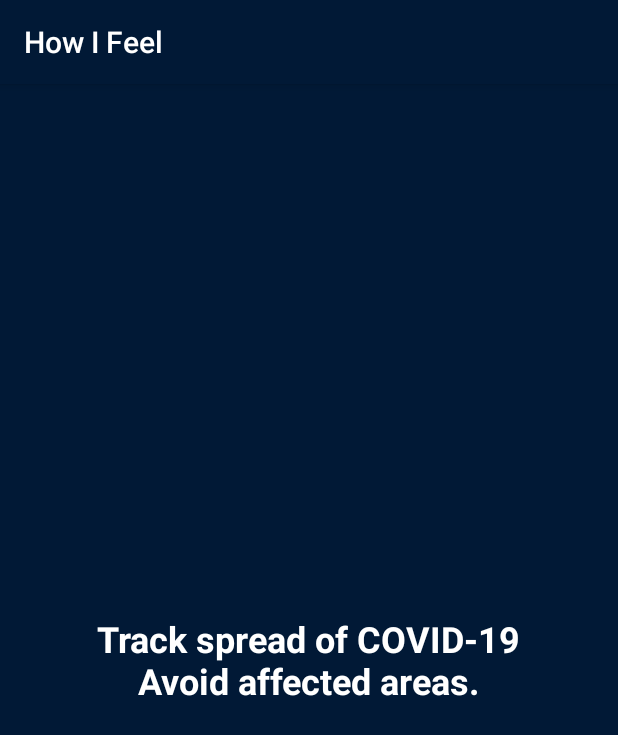
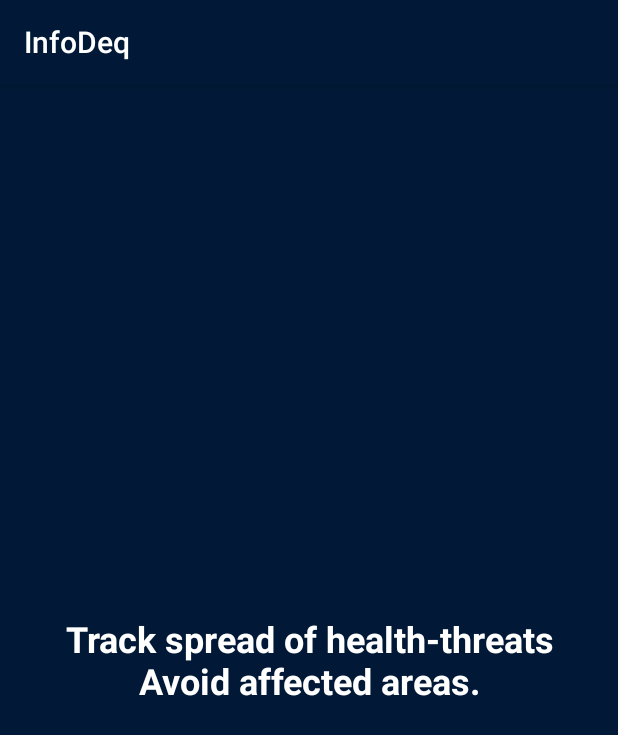
Before and after one commit to Infodeq/HowIFeel, an Android app: the fragment OnboardIntroFragment shown on its own in the app's theme, on a phone screen of 412 x 824 dp. Shown: the top 735 px of the screen. Run offline under Robolectric (Android 15) with nearby library versions, the phone set to English and light mode, and no system bars.

Commit message:
Remove corona reference. Change application ID

```diff
--- a/app/build.gradle
+++ b/app/build.gradle
@@ -10,11 +10,11 @@ android {
     compileSdkVersion 29
     buildToolsVersion "29.0.2"
     defaultConfig {
-        applicationId "com.slaw.howifeel"
+        applicationId "com.infodeq.android"
         minSdkVersion 19
         targetSdkVersion 29
-        versionCode 5
-        versionName "1.4"
+        versionCode 1
+        versionName "1.0"
         multiDexEnabled true
         testInstrumentationRunner "androidx.test.runner.AndroidJUnitRunner"
         def Properties properties = new Properties()
--- a/app/src/main/java/com/slaw/howifeel/ui/intro/IntroActivity.kt
+++ b/app/src/main/java/com/slaw/howifeel/ui/intro/IntroActivity.kt
@@ -2,7 +2,6 @@ package com.slaw.howifeel.ui.intro
 
 import android.os.Bundle
 import com.github.paolorotolo.appintro.AppIntro
-import com.jakewharton.retrofit2.adapter.rxjava2.HttpException
 import com.slaw.howifeel.data.DataManager
 import com.slaw.howifeel.ui.howyoufeeling.HowAreYouFeelingActivity
 import com.slaw.howifeel.ui.login.LoginFragment
@@ -31,7 +30,7 @@ class IntroActivity : AppIntro() {
             showPagerIndicator(true)
             showSeparator(true)
 
-            addSlide(CoronaIntroFragment())
+            addSlide(OnboardIntroFragment())
             addSlide(ProvideLocationFragment())
             addSlide(LoginFragment())
 
--- a/app/src/main/java/com/slaw/howifeel/ui/intro/CoronaIntroFragment.kt
+++ b/app/src/main/java/com/slaw/howifeel/ui/intro/OnboardIntroFragment.kt
@@ -1,15 +1,12 @@
 package com.slaw.howifeel.ui.intro
 
-import android.graphics.Color
 import android.os.Bundle
 import androidx.fragment.app.Fragment
 import android.view.LayoutInflater
 import android.view.View
 import android.view.ViewGroup
-import com.github.paolorotolo.appintro.ISlideBackgroundColorHolder
 
 import com.slaw.howifeel.R
-import kotlinx.android.synthetic.main.fragment_corona_intro.*
 
 // TODO: Rename parameter arguments, choose names that match
 // the fragment initialization parameters, e.g. ARG_ITEM_NUMBER
@@ -18,10 +15,10 @@ private const val ARG_PARAM2 = "param2"
 
 /**
  * A simple [Fragment] subclass.
- * Use the [CoronaIntroFragment.newInstance] factory method to
+ * Use the [OnboardIntroFragment.newInstance] factory method to
  * create an instance of this fragment.
  */
-class CoronaIntroFragment : Fragment() {
+class OnboardIntroFragment : Fragment() {
     // TODO: Rename and change types of parameters
     private var param1: String? = null
     private var param2: String? = null
@@ -39,7 +36,7 @@ class CoronaIntroFragment : Fragment() {
         savedInstanceState: Bundle?
     ): View? {
         // Inflate the layout for this fragment
-        return inflater.inflate(R.layout.fragment_corona_intro, container, false)
+        return inflater.inflate(R.layout.fragment_onboard_intro, container, false)
     }
 
     companion object {
@@ -49,12 +46,12 @@ class CoronaIntroFragment : Fragment() {
          *
          * @param param1 Parameter 1.
          * @param param2 Parameter 2.
-         * @return A new instance of fragment CoronaIntroFragment.
+         * @return A new instance of fragment .
          */
         // TODO: Rename and change types and number of parameters
         @JvmStatic
         fun newInstance(param1: String, param2: String) =
-            CoronaIntroFragment().apply {
+            OnboardIntroFragment().apply {
                 arguments = Bundle().apply {
                     putString(ARG_PARAM1, param1)
                     putString(ARG_PARAM2, param2)
--- a/app/src/main/res/layout/activity_login.xml
+++ b/app/src/main/res/layout/activity_login.xml
@@ -48,7 +48,7 @@
             android:textSize="24sp"
             android:background="@color/white"
             android:layout_height="wrap_content"
-            android:text="Just one last thing."
+            android:text="@string/just_one_last_thing"
             android:textColor="@color/colorPrimary"/>
         <LinearLayout
             android:layout_width="match_parent"
--- a/app/src/main/res/layout/fragment_corona_intro.xml
+++ b/app/src/main/res/layout/fragment_onboard_intro.xml
@@ -8,7 +8,7 @@
     android:gravity="center"
     android:background="@color/colorPrimary"
     android:layout_gravity="center"
-    tools:context=".ui.intro.CoronaIntroFragment">
+    tools:context=".ui.intro.OnboardIntroFragment">
 
     <!-- TODO: Update blank fragment layout -->
     <TextView
@@ -19,6 +19,6 @@
         android:layout_margin="16dp"
         android:gravity="center"
         android:textColor="@color/white"
-        android:text="Track spread of COVID-19\nAvoid affected areas." />
+        android:text="@string/track_spread_of_diseases_navoid_affected_areas" />
 
 </LinearLayout>
--- a/app/src/main/res/values/strings.xml
+++ b/app/src/main/res/values/strings.xml
@@ -1,5 +1,5 @@
 <resources>
-    <string name="app_name">How I Feel</string>
+    <string name="app_name">InfoDeq</string>
     <string name="next">Next</string>
     <string name="how_i_feel">How I Feel</string>
     <string name="dont_forget_to_log_symptoms">Please log your symptoms.</string>
@@ -16,7 +16,7 @@
     <string name="prefer_not_to_say">Prefer not to say</string>
     <string name="thank_you_for_your_response_please_report_back_if_you_feel_any_symptoms">Thank you for your response. Please report back if you feel any symptoms</string>
     <string name="done">Done</string>
-    <string name="about_section">"How I Feel" is designed by us to keep you aware of near by health threats.
+    <string name="about_section">InfoDeq is designed by us to keep you aware of near by health threats.
         It\'s open-source https://github.com/Infodeq/HowIFeel and accessible to all. If you have questions, contact us at support@infodeq.com</string>
 
     <!-- TODO: Remove or change this placeholder text -->
@@ -27,4 +27,6 @@
     <string name="title_location_permission">Please provide location access.</string>
     <string name="text_location_permission">Location data is used in anonymous health reports.</string>
     <string name="skip_question">Skip question</string>
+    <string name="just_one_last_thing">Just one last thing.</string>
+    <string name="track_spread_of_diseases_navoid_affected_areas">Track spread of health-threats\nAvoid affected areas.</string>
 </resources>
```
Also changed, not shown: 1 other file.
